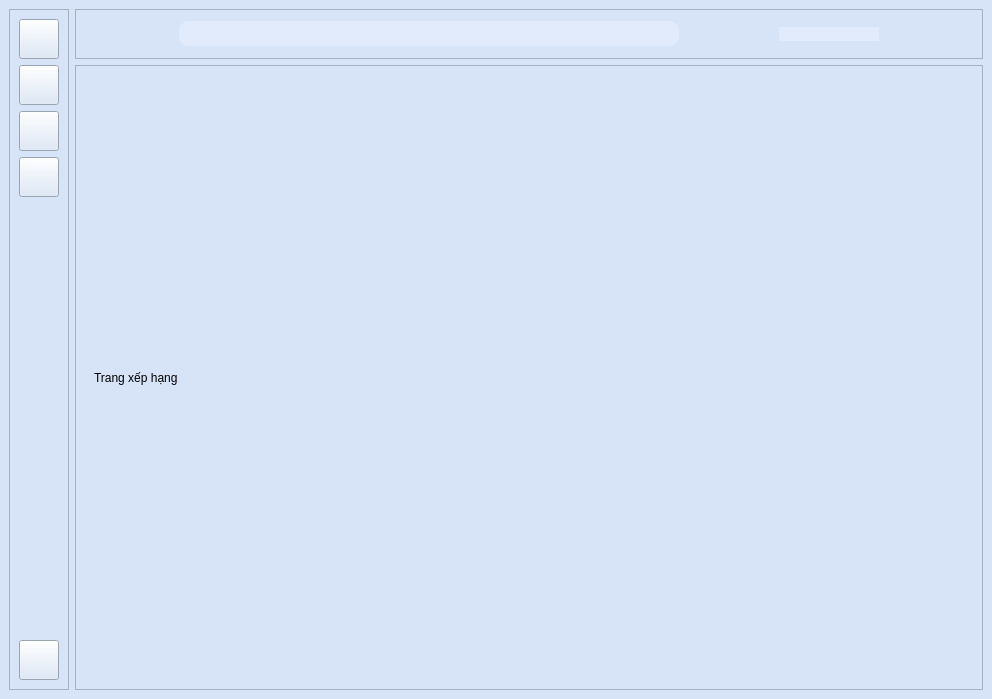
This is ui/MainPage.ui in hoahayhoi096/PTI08 as Qt 5 draws it before an edit. The edited form follows.
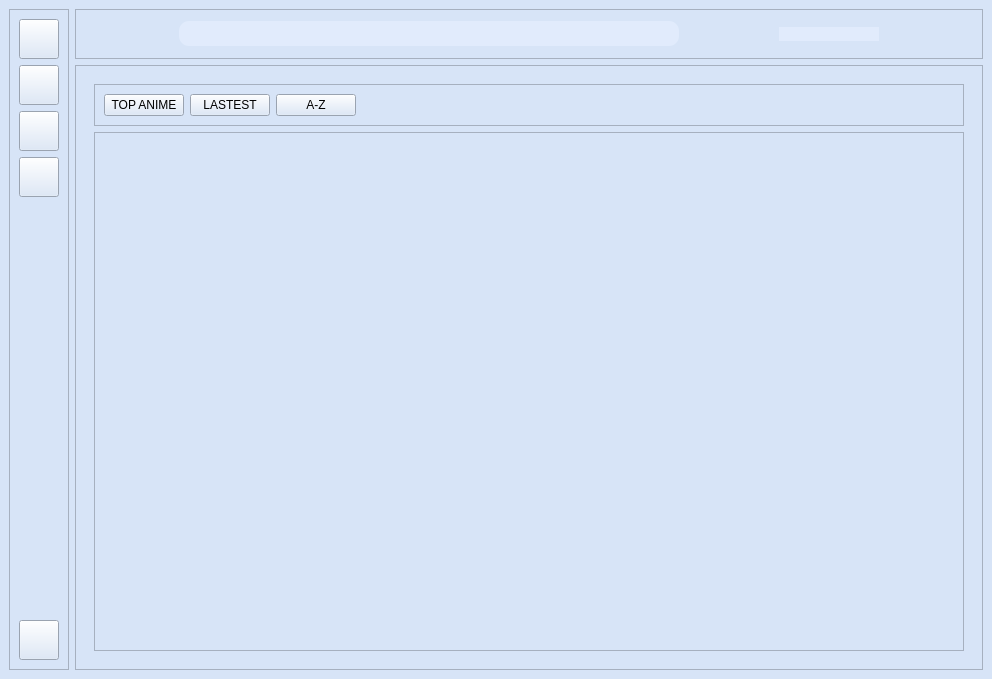
This is the edited form. The open tabs and pages were chosen to show the change. Icons and pictures are not drawn.

Commit message: set up anime ranking page

Diff of the .ui file:
```diff
--- a/ui/MainPage.ui
+++ b/ui/MainPage.ui
@@ -7,7 +7,7 @@
     <x>0</x>
     <y>0</y>
     <width>992</width>
-    <height>699</height>
+    <height>679</height>
    </rect>
   </property>
   <property name="minimumSize">
@@ -300,14 +300,56 @@
           </layout>
          </widget>
          <widget class="QWidget" name="pageRanking">
-          <layout class="QHBoxLayout" name="horizontalLayout_4">
+          <layout class="QVBoxLayout" name="verticalLayout_2">
            <item>
-            <widget class="QLabel" name="label_3">
-             <property name="text">
-              <string>Trang xếp hạng</string>
+            <widget class="QFrame" name="frame_6">
+             <property name="frameShape">
+              <enum>QFrame::StyledPanel</enum>
              </property>
+             <property name="frameShadow">
+              <enum>QFrame::Raised</enum>
+             </property>
+             <layout class="QHBoxLayout" name="horizontalLayout_4">
+              <item>
+               <widget class="QPushButton" name="pushButtonTopAnime">
+                <property name="text">
+                 <string>TOP ANIME</string>
+                </property>
+               </widget>
+              </item>
+              <item>
+               <widget class="QPushButton" name="pushButtonLastest">
+                <property name="text">
+                 <string>LASTEST</string>
+                </property>
+               </widget>
+              </item>
+              <item>
+               <widget class="QPushButton" name="pushButtonAtoZ">
+                <property name="text">
+                 <string>A-Z</string>
+                </property>
+               </widget>
+              </item>
+              <item>
+               <spacer name="horizontalSpacer">
+                <property name="orientation">
+                 <enum>Qt::Horizontal</enum>
+                </property>
+                <property name="sizeHint" stdset="0">
+                 <size>
+                  <width>40</width>
+                  <height>20</height>
+                 </size>
+                </property>
+               </spacer>
+              </item>
+             </layout>
             </widget>
            </item>
+           <item>
+            <widget class="QListWidget" name="listWidgetAnimeRanking"/>
+           </item>
           </layout>
          </widget>
          <widget class="QWidget" name="pageManager">
```
The commit also changes 12 other files.
